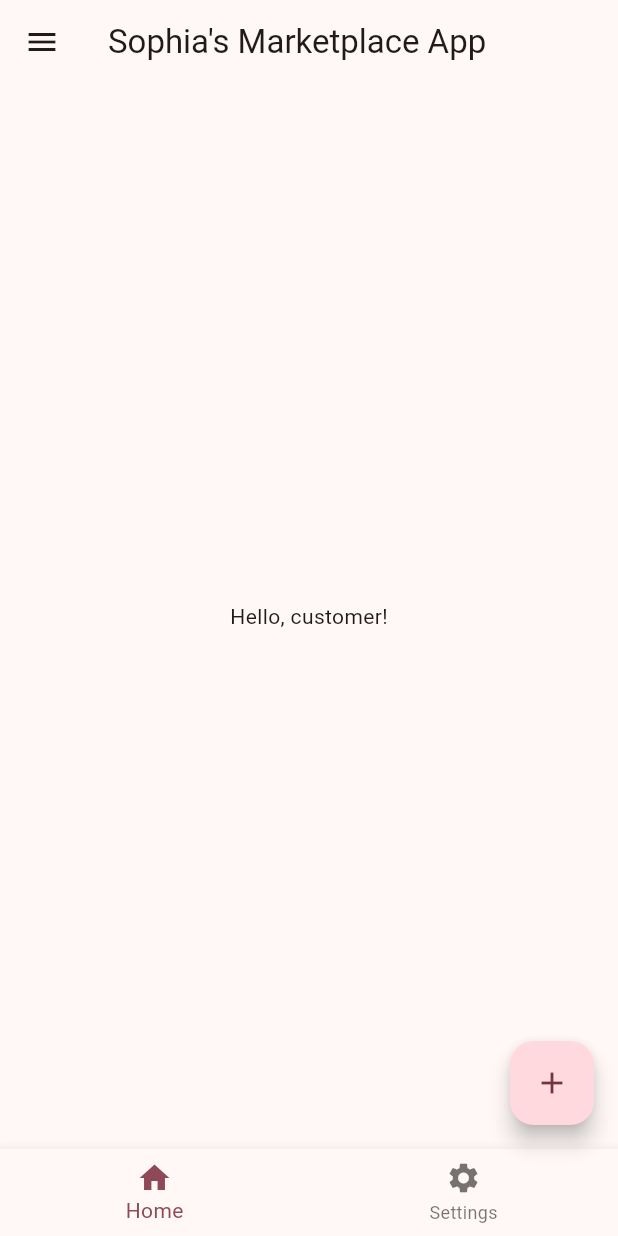
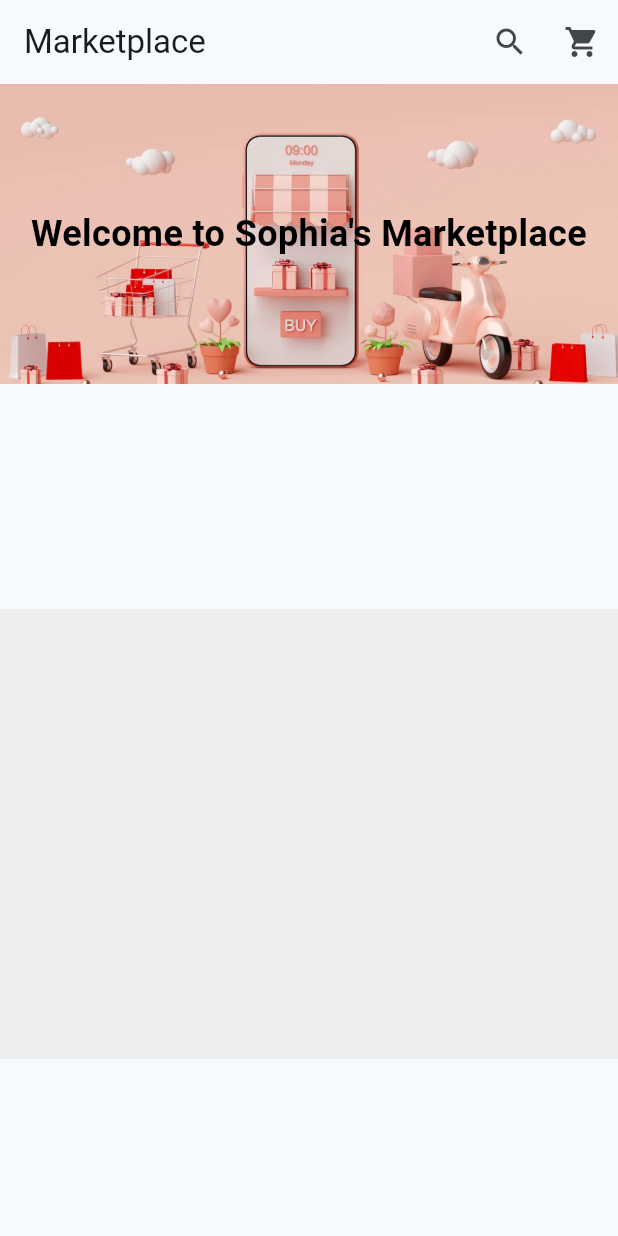
Before and after one commit to sphcastillo/flutter_marketplace, a Flutter app: the screen it shows after launch, on a phone screen of 412 x 824 dp. Run offline on Flutter 3.47's test engine with Material 3 defaults, Android fonts, the phone set to English and light mode, and no system bars.

Commit message:
Created folders and files ~ working on homepage

```diff
--- a/lib/main.dart
+++ b/lib/main.dart
@@ -1,4 +1,5 @@
 import 'package:flutter/material.dart';
+import 'package:flutterapp_nov/screens/home_page.dart';
 
 // MyApp() is a StatelessWidget that returns a MaterialApp widget
 // StatelessWidget is a widget that doesn't change its state
@@ -28,10 +29,15 @@ class MyApp extends StatelessWidget {
         //
         // This works for code too, not just values: Most code changes can be
         // tested with just a hot reload.
-        colorScheme: ColorScheme.fromSeed(seedColor: Colors.pink),
+        colorScheme: ColorScheme.fromSeed(seedColor: Colors.blueGrey),
         useMaterial3: true,
       ),
-      home: const MyHomePage(title: "Sophia's First Flutter App"),
+      // home: const MyHomePage(title: "Sophia's First Flutter App"),
+      initialRoute: '/',
+      routes: {
+        '/': (context) => const HomePage(),
+      },
+      debugShowCheckedModeBanner: false, // Disable the debug banner
     );
   }
 }
@@ -55,8 +61,6 @@ class MyHomePage extends StatefulWidget {
 }
 
 class _MyHomePageState extends State<MyHomePage> {
-
-
   @override
   Widget build(BuildContext context) {
     // This method is rerun every time setState is called, for instance as done
--- /dev/null
+++ b/lib/screens/home_page.dart
@@ -0,0 +1,58 @@
+import 'package:flutter/material.dart';
+
+class HomePage extends StatelessWidget {
+  const HomePage({Key? key}) : super(key: key);
+
+  @override
+  Widget build(BuildContext context) {
+    return Scaffold(
+        appBar: AppBar(
+          title: Text('Marketplace'),
+          actions: [
+            IconButton(icon: const Icon(Icons.search), onPressed: () {}),
+            IconButton(icon: const Icon(Icons.shopping_cart), onPressed: () {}),
+          ],
+        ),
+        body: SingleChildScrollView(
+            child: Column(
+          crossAxisAlignment: CrossAxisAlignment.start,
+          children: [
+            Widget_buildHeroSection(),
+            Widget_buildCarouselSection(),
+            Widget_buildGallerySection()
+            // _buildFooter(),
+          ],
+        )));
+  }
+}
+
+Widget_buildHeroSection() {
+  return Container(
+    width: double.infinity,
+    height: 200,
+    decoration: const BoxDecoration(
+      image: DecorationImage(
+          image: AssetImage('assets/images/hero_image.jpg'), fit: BoxFit.cover),
+    ),
+    child: const Center(
+      child: Text(
+        'Welcome to Sophia\'s Marketplace',
+        style: TextStyle(
+          color: Colors.black,
+          fontSize: 24,
+          fontWeight: FontWeight.bold,
+        ),
+        textAlign: TextAlign.center,
+      ),
+    ),
+  );
+}
+
+Widget_buildCarouselSection() {
+  // Carousel implementation
+  return Container(height: 150, color: Colors.blue[450]);
+}
+
+Widget_buildGallerySection() {
+  return Container(height: 300, color: Colors.grey[200]);
+}
--- a/pubspec.yaml
+++ b/pubspec.yaml
@@ -59,8 +59,8 @@ flutter:
   uses-material-design: true
 
   # To add assets to your application, add an assets section, like this:
-  # assets:
-  #   - images/a_dot_burr.jpeg
+  assets:
+    - assets/images/hero_image.jpg
   #   - images/a_dot_ham.jpeg
 
   # An image asset can refer to one or more resolution-specific "variants", see
```
Also changed, not shown: assets/images/hero_image.jpg (added), 1 other file.
